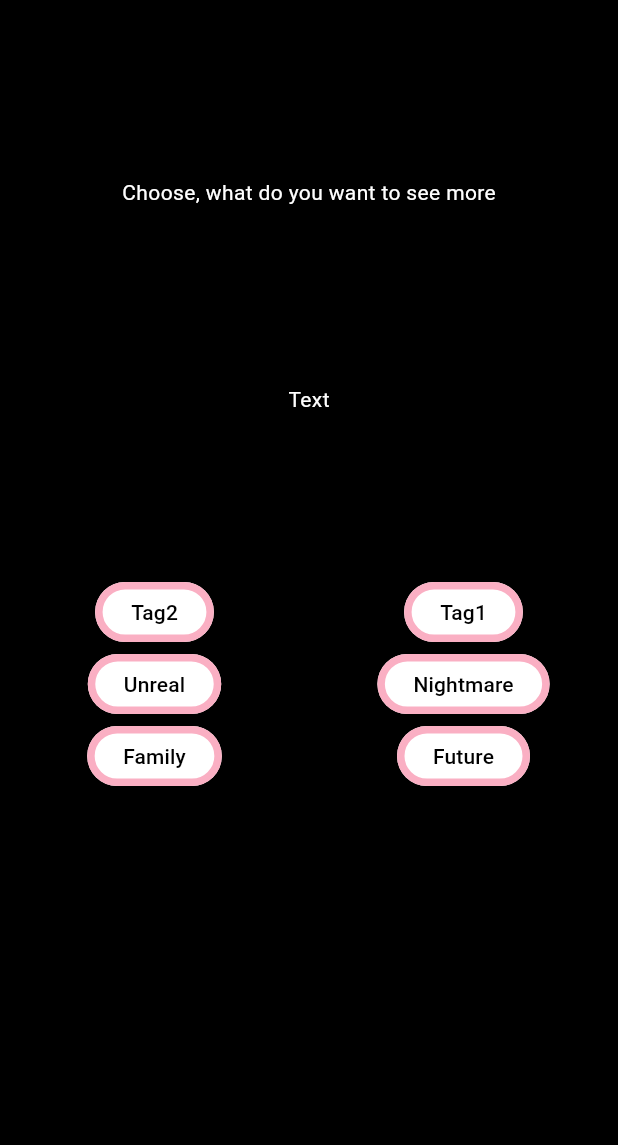
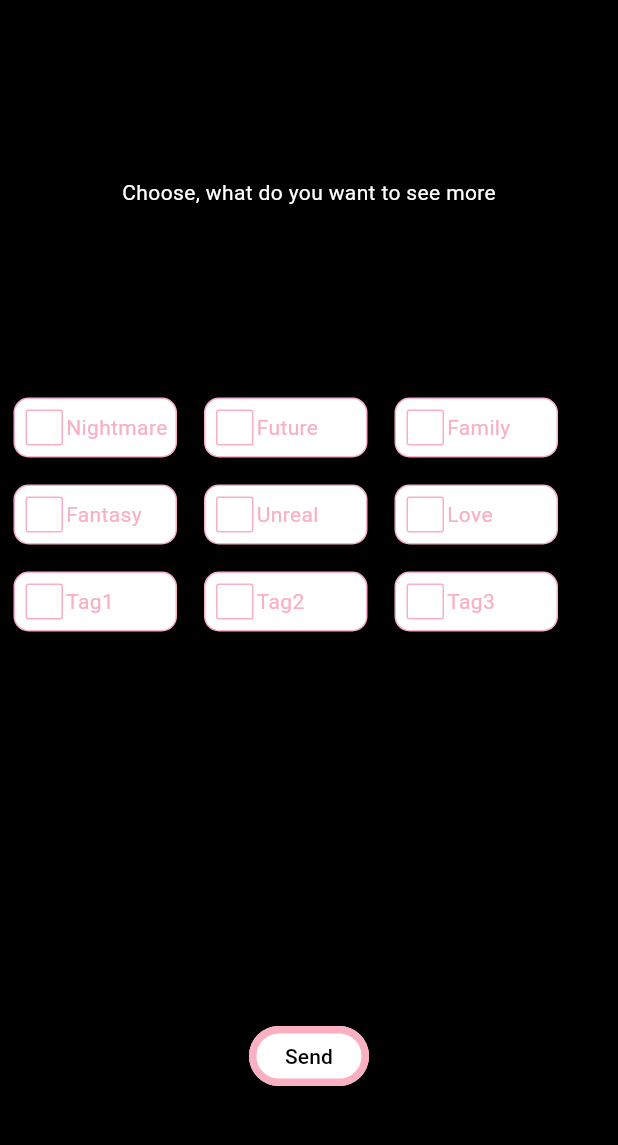
Before and after one commit to L6TR/PocketDreams, a Flutter app: the screen it shows after launch, on a phone screen of 412 x 824 dp, the part 84-1229 px from its top. Run offline on Flutter 3.47's test engine with Material 3 defaults, Android fonts, the phone set to English and light mode, and no system bars; our stand-ins replace flutter_bloc, table_calendar; missing offline and left inert: dart:ffi.

Commit message:
+ grid for tag buttons

```diff
--- a/lib/main.dart
+++ b/lib/main.dart
@@ -1,3 +1,4 @@
+import 'dart:ffi';
 import 'dart:math';
 
 import 'package:flutter/material.dart';
@@ -26,6 +27,10 @@ void addDreamToCalendar(Dream dream) {
   } else {
     dreams[day] = [dream];
   }
+}
+
+Color cloudPink() {
+  return Color.fromARGB(255, 250, 175, 195);
 }
 
 OutlinedButton clowdyButton(String myText, doSomething) {
@@ -200,25 +205,6 @@ class _RegisterScreenState extends State<RegisterScreen> {
                   ),
 
                   clowdyButton("Register", register()),
-
-                  OutlinedButton(
-                    style: ButtonStyle(
-                      backgroundColor: WidgetStatePropertyAll(Colors.white),
-                      side: WidgetStatePropertyAll(
-                        BorderSide(
-                          color: Color.fromARGB(255, 250, 175, 195),
-                          width: 5,
-                        ),
-                      ),
-                    ),
-                    child: Text(
-                      "Register",
-                      style: TextStyle(color: Colors.black),
-                    ),
-                    onPressed: () {
-                      register();
-                    },
-                  ),
                   SizedBox(height: 10),
                   Text(message, style: TextStyle(color: Colors.red)),
                 ],
@@ -296,32 +282,53 @@ class _TagScreenState extends State<TagScreen> {
     "Tag3",
   ];
 
-  List<String> shuffledTags = [];
+  // container with Tag and Done Square
+  Container tagChoosing(tag) {
+    return Container(
+      padding: EdgeInsets.all(5),
+      margin: EdgeInsets.all(9),
+
+      width: 109,
+      height: 40,
+      decoration: BoxDecoration(
+        color: Colors.white,
+        borderRadius: BorderRadius.circular(10),
+        border: Border.all(color: cloudPink()),
+      ),
+
+      child: InkWell(
+        onTap: () {
+          print("ok");
+        },
+
+        child: Row(
+          children: [
+            // pink square
+            Container(
+              margin: EdgeInsets.all(2),
+              width: 25,
+              height: 25,
+              decoration: BoxDecoration(
+                color: Colors.white,
+                border: Border.all(color: cloudPink()),
+                borderRadius: BorderRadius.circular(2),
+              ),
+              child: Visibility(visible: false, child: Icon(Icons.done)),
+            ),
+            Text(tag, style: TextStyle(color: cloudPink())),
+          ],
+        ),
+      ),
+    );
+  }
+
+  void chooseATag(tag) {}
+
+  List<String> chosenTags = [];
 
   @override
   void initState() {
     super.initState();
-
-    List<String> tagsCopy = List.from(tagList);
-    for (int i = 0; i < 6; i++) {
-      String randomTag = tagsCopy[Random().nextInt(tagsCopy.length)];
-
-      shuffledTags.add(randomTag);
-      tagsCopy.remove(randomTag);
-    }
-  }
-
-  OutlinedButton buttonGenerator(name) {
-    return OutlinedButton(
-      style: ButtonStyle(
-        backgroundColor: WidgetStatePropertyAll(Colors.white),
-        side: WidgetStatePropertyAll(
-          BorderSide(color: Color.fromARGB(255, 250, 175, 195), width: 5),
-        ),
-      ),
-      onPressed: () {},
-      child: (Text(name, style: TextStyle(color: Colors.black))),
-    );
   }
 
   @override
@@ -346,35 +353,38 @@ class _TagScreenState extends State<TagScreen> {
             ),
           ),
           Expanded(
-            flex: 1,
-            child: Text("Text", style: TextStyle(color: Colors.white)),
-          ),
-          Expanded(
             flex: 3,
-            child: Row(
-              children: [
-                Expanded(
-                  flex: 1,
+            child: Center(
               child: Column(
                 children: [
-                      buttonGenerator(shuffledTags[0]),
-                      buttonGenerator(shuffledTags[1]),
-                      buttonGenerator(shuffledTags[2]),
+                  Row(
+                    children: [
+                      tagChoosing(tagList[0]),
+                      tagChoosing(tagList[1]),
+                      tagChoosing(tagList[2]),
                     ],
+                  ),
+                  Row(
+                    children: [
+                      tagChoosing(tagList[3]),
+                      tagChoosing(tagList[4]),
+                      tagChoosing(tagList[5]),
+                    ],
+                  ),
+                  Row(
+                    children: [
+                      tagChoosing(tagList[6]),
+                      tagChoosing(tagList[7]),
+                      tagChoosing(tagList[8]),
+                    ],
+                  ),
+                ],
+              ),
             ),
           ),
           Expanded(
             flex: 1,
-                  child: Column(
-                    children: [
-                      buttonGenerator(shuffledTags[3]),
-                      buttonGenerator(shuffledTags[4]),
-                      buttonGenerator(shuffledTags[5]),
-                    ],
-                  ),
-                ),
-              ],
-            ),
+            child: Center(child: clowdyButton("Send", context)),
           ),
         ],
       ),
@@ -954,12 +964,6 @@ class _TodaysDreamState extends State<TodaysDream> {
                               },
                               onSelected: (Emotion emotion) {
                                 newEmotionChoise(emotion);
-                                /*EmotionButton(
-                                  index: emotion.index,
-                                  color: emotion.color,
-                                  label: emotion.name,
-                                  onPressed: () => Void,
-                                );*/
                               },
                               displayStringForOption: (Emotion emotion) =>
                                   emotion.name,
@@ -1024,7 +1028,6 @@ class _TodaysDreamState extends State<TodaysDream> {
                     ],
                   ),
                 ),
-                //Expanded(flex: 1, child: Icon(Icons.clear, color: Colors.red)),
                 Expanded(
                   flex: 1,
                   child: Center(
@@ -1140,31 +1143,7 @@ class _TodaysDreamState extends State<TodaysDream> {
                 ),
               ],
             ),
-
-            /* SizedBox(
-                    child: OutlinedButton(
-                      style: ButtonStyle(
-                        backgroundColor: WidgetStatePropertyAll(Colors.white),
-                        side: WidgetStatePropertyAll(
-                          BorderSide(
-                            color: Color.fromARGB(255, 250, 175, 195),
-                            width: 5,
           ),
-                        ),
-                      ),
-                      child: Text(
-                        "Write",
-                        style: TextStyle(color: Colors.black),
-                      ),
-
-                      //
-                      // important!!!
-                      //
-                      onPressed: () {},
-                    ),
-                  ),*/
-          ),
-          /*Expanded(flex: 1, child: Text("ok")),*/
           Expanded(
             flex: 1,
             child: Center(
```
Also changed, not shown: pubspec.lock. Lines whose indentation alone changed are shown as unchanged.
